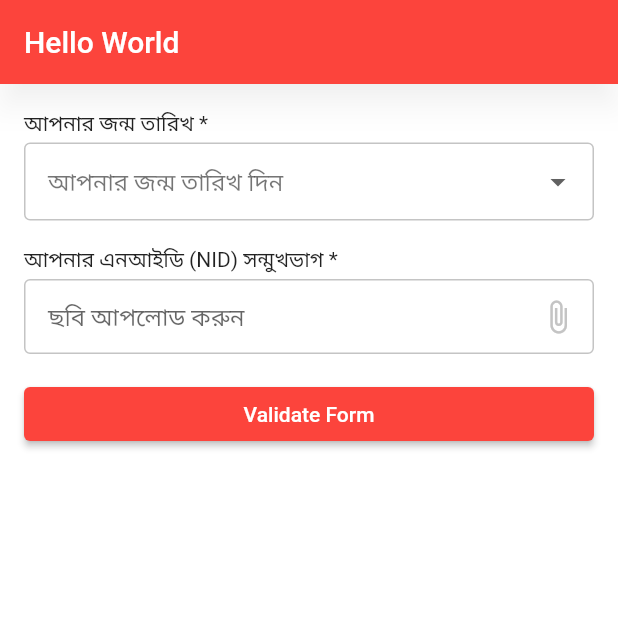
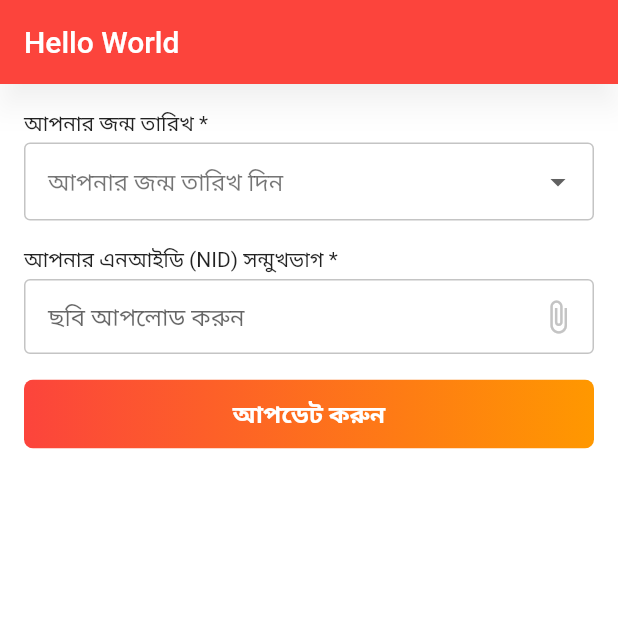
Before and after one commit to sajib-mridha-nor/Smart-Rajsahi, a Flutter app: the screen it shows after launch, on a phone screen of 412 x 824 dp, the top half of it. Run offline on Flutter 3.47's test engine with Material 2 defaults, Android fonts, the phone set to English and light mode, and no system bars; our stand-ins replace dio, file_picker, freezed_annotation, get, get_storage, google_fonts and 1 more.

Commit message:
added custom_button

```diff
--- a/lib/screens/test_page.dart
+++ b/lib/screens/test_page.dart
@@ -1,5 +1,6 @@
 import 'package:flutter/material.dart';
 import 'package:rcc/utils/hexcolor.dart';
+import 'package:rcc/widgets/custom_button.dart';
 import 'package:rcc/widgets/custom_dropdown.dart';
 import 'package:rcc/widgets/custom_file_picker.dart';
 
@@ -11,6 +12,8 @@ class TestPage extends StatefulWidget {
 }
 
 class _TestPageState extends State<TestPage> {
+
+  var loading = false;
   final _formKey = GlobalKey<FormState>();
   final _items = [
     "Food",
@@ -60,11 +63,9 @@ class _TestPageState extends State<TestPage> {
               ),
               SizedBox(
                 width: double.infinity,
-                child: ElevatedButton(
-                    onPressed: () {
-                      _formKey.currentState!.validate();
-                    },
-                    child: const Text("Validate Form")),
+                child: CustomButton(onClick: (){
+
+                }, title: 'আপডেট করুন', loading: loading,),
               )
             ],
           ),
--- /dev/null
+++ b/lib/widgets/custom_button.dart
@@ -0,0 +1,47 @@
+import 'package:flutter/material.dart';
+import 'package:rcc/utils/palette.dart';
+
+class CustomButton extends StatelessWidget {
+  final bool loading;
+  final VoidCallback onClick;
+  final String title;
+  const CustomButton({Key? key, this.loading = false, required this.onClick, required this.title}) : super(key: key);
+
+  @override
+  Widget build(BuildContext context) {
+    return ElevatedButton(
+      style: ElevatedButton.styleFrom(
+        padding: const EdgeInsets.all(0.0),
+        primary: Colors.transparent,
+        shadowColor: Colors.white,
+        elevation: 0,
+        shape: RoundedRectangleBorder(
+          borderRadius: BorderRadius.circular(6.0),
+        ),
+      ),
+      onPressed: loading == true ? null : onClick,
+      child: Ink(
+        decoration: BoxDecoration(
+          gradient:
+              const LinearGradient(colors: [Palette.mcgrcc, Colors.orange]),
+          borderRadius: BorderRadius.circular(6.0),
+        ),
+        child: Container(
+          width: double.infinity,
+          padding: const EdgeInsets.all(12),
+          constraints: const BoxConstraints(minWidth: 88.0),
+          child: loading == false ? Text(
+            title,
+            textAlign: TextAlign.center,
+            style: const TextStyle(fontWeight: FontWeight.w600, fontSize: 16),
+          ) : const Center(
+            child: SizedBox(
+                width: 26,
+                height: 26,
+                child: CircularProgressIndicator(color: Colors.white, strokeWidth: 2.5,)),
+          ),
+        ),
+      ),
+    );
+  }
+}
```
